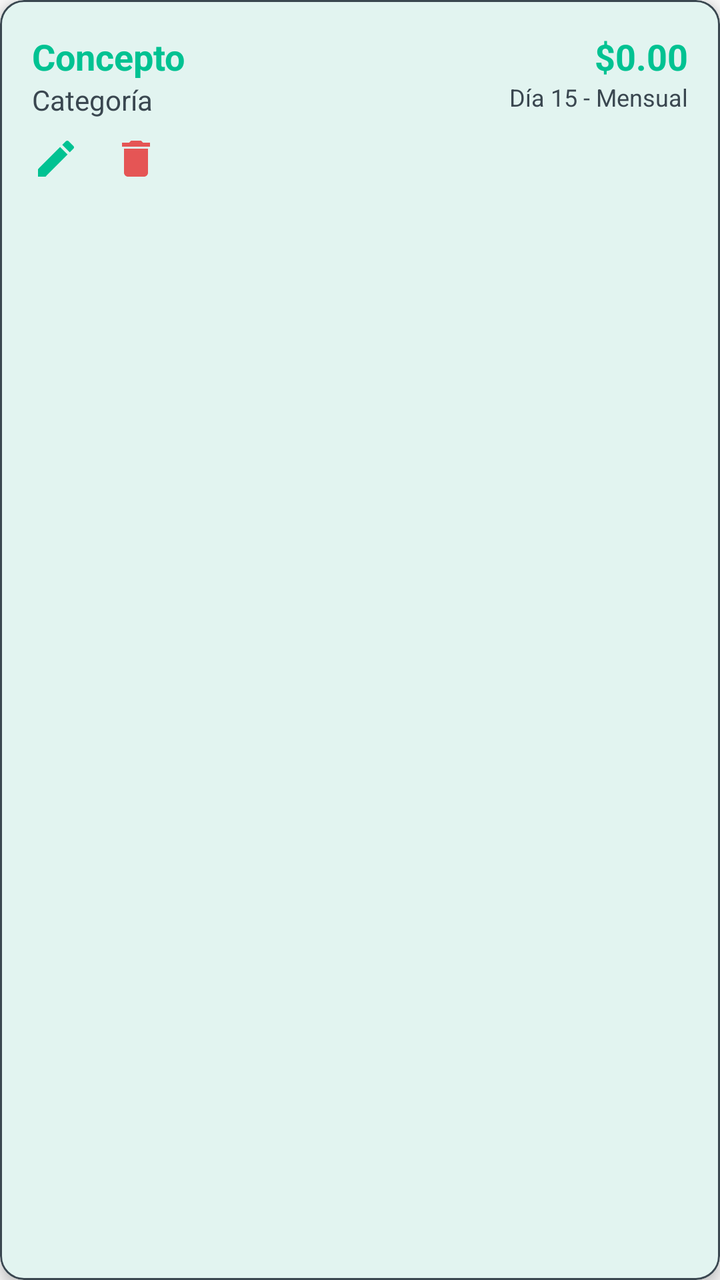
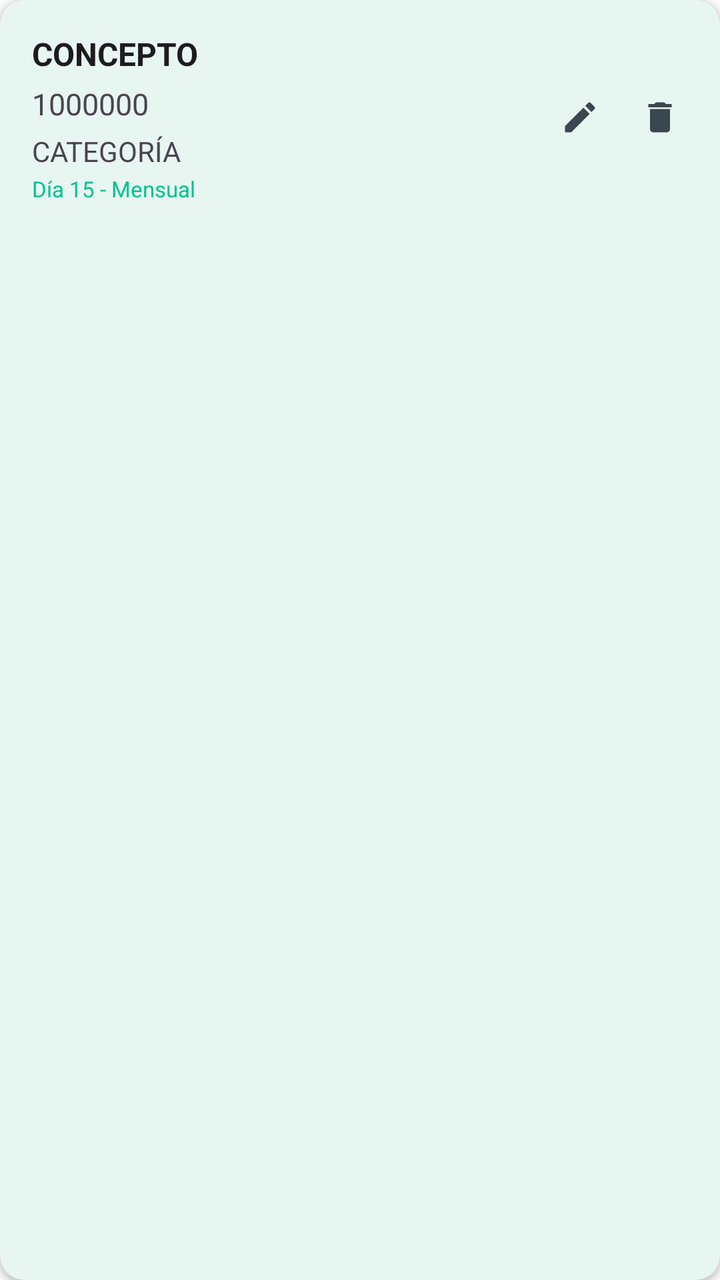

Before-and-after screenshots of an Android layout around one commit, followed by the original layout XML and the change that was made.
<!-- AndroidManifest.xml: application theme Theme.MyLittleFinanControl -->
<!-- res/layout/item_gasto_fijo.xml -->
<?xml version="1.0" encoding="utf-8"?>
<com.google.android.material.card.MaterialCardView xmlns:android="http://schemas.android.com/apk/res/android"
    xmlns:app="http://schemas.android.com/apk/res-auto"
    android:layout_width="match_parent"
    android:layout_height="wrap_content"
    android:layout_marginHorizontal="16dp"
    android:layout_marginVertical="8dp"
    app:cardCornerRadius="12dp"
    app:cardElevation="4dp"
    app:strokeColor="@color/secondary"
    app:strokeWidth="1dp">

    <RelativeLayout
        android:layout_width="match_parent"
        android:layout_height="wrap_content"
        android:padding="16dp">

        <TextView
            android:id="@+id/tv_concepto"
            android:layout_width="wrap_content"
            android:layout_height="wrap_content"
            android:text="Concepto"
            android:textSize="18sp"
            android:textStyle="bold"
            android:textColor="@color/primary"/>

        <TextView
            android:id="@+id/tv_categoria"
            android:layout_width="wrap_content"
            android:layout_height="wrap_content"
            android:layout_below="@id/tv_concepto"
            android:text="Categoría"
            android:textSize="14sp"
            android:textColor="@color/secondary"/>

        <TextView
            android:id="@+id/tv_monto"
            android:layout_width="wrap_content"
            android:layout_height="wrap_content"
            android:layout_alignParentEnd="true"
            android:text="$0.00"
            android:textSize="18sp"
            android:textStyle="bold"
            android:textColor="@color/primary"/>

        <TextView
            android:id="@+id/tv_pago_info"
            android:layout_width="wrap_content"
            android:layout_height="wrap_content"
            android:layout_below="@id/tv_monto"
            android:layout_alignParentEnd="true"
            android:text="Día 15 - Mensual"
            android:textSize="12sp"
            android:textColor="@color/secondary"/>

        <LinearLayout
            android:layout_width="wrap_content"
            android:layout_height="wrap_content"
            android:layout_below="@id/tv_categoria"
            android:layout_marginTop="8dp"
            android:orientation="horizontal">

            <ImageView
                android:id="@+id/iv_editar"
                android:layout_width="24dp"
                android:layout_height="24dp"
                android:src="@drawable/ic_edit"
                app:tint="@color/primary"
                android:layout_marginEnd="16dp"
                android:contentDescription="Editar" />

            <ImageView
                android:id="@+id/iv_eliminar"
                android:layout_width="24dp"
                android:layout_height="24dp"
                android:src="@drawable/ic_delete"
                app:tint="@color/accent_alerta"
                android:contentDescription="Eliminar" />
        </LinearLayout>

    </RelativeLayout>
</com.google.android.material.card.MaterialCardView>
<!-- resources referenced by this layout -->
<resources>
  <color name="accent_alerta">#E55555</color>
  <color name="primary">#00C292</color>
  <color name="secondary">#3A4750</color>
  <!-- drawable ic_delete (drawable) -->
  <vector xmlns:android="http://schemas.android.com/apk/res/android" android:autoMirrored="true" android:height="24dp" android:tint="#1F4F98" android:viewportHeight="24" android:viewportWidth="24" android:width="24dp">
        
      <path android:fillColor="@android:color/white" android:pathData="M6,19c0,1.1 0.9,2 2,2h8c1.1,0 2,-0.9 2,-2V7H6v12zM19,4h-3.5l-1,-1h-5l-1,1H5v2h14V4z"/>
      
  </vector>
  <!-- drawable ic_edit (drawable) -->
  <vector xmlns:android="http://schemas.android.com/apk/res/android" android:autoMirrored="true" android:height="24dp" android:tint="#1F4F98" android:viewportHeight="24" android:viewportWidth="24" android:width="24dp">
        
      <path android:fillColor="@android:color/white" android:pathData="M3,17.25V21h3.75L17.81,9.94l-3.75,-3.75L3,17.25zM20.71,7.04c0.39,-0.39 0.39,-1.02 0,-1.41l-2.34,-2.34c-0.39,-0.39 -1.02,-0.39 -1.41,0l-1.83,1.83 3.75,3.75 1.83,-1.83z"/>
      
  </vector>
  <style name="Theme.MyLittleFinanControl" parent="Base.Theme.MyLittleFinanControl" />
  <style name="Base.Theme.MyLittleFinanControl" parent="Theme.Material3.DayNight.NoActionBar">
          
          <item name="colorPrimary">@color/primary</item>
          <item name="colorOnPrimary">@color/white</item>
          <item name="colorSecondary">@color/secondary</item>
          <item name="colorOnSecondary">@color/white</item>
          
          
          <item name="android:windowBackground">@color/background_light</item>
          <item name="colorSurface">@color/background_light</item>
          
          
          <item name="colorError">@color/accent_alerta</item>
          
          
          <item name="android:statusBarColor">@color/background_light</item>
          <item name="android:windowLightStatusBar">true</item>
      </style>
  <color name="white">#FFFFFFFF</color>
  <color name="background_light">#FAFAFA</color>
</resources>

<!-- the commit's change to res/layout/item_gasto_fijo.xml (unified diff, before → after) -->
@@ -6,75 +6,86 @@
     android:layout_marginHorizontal="16dp"
     android:layout_marginVertical="8dp"
     app:cardCornerRadius="12dp"
-    app:cardElevation="4dp"
-    app:strokeColor="@color/secondary"
-    app:strokeWidth="1dp">
+    app:cardElevation="2dp"
+    app:strokeWidth="0dp">
 
     <RelativeLayout
         android:layout_width="match_parent"
         android:layout_height="wrap_content"
         android:padding="16dp">
 
-        <TextView
-            android:id="@+id/tv_concepto"
+        <LinearLayout
             android:layout_width="wrap_content"
             android:layout_height="wrap_content"
-            android:text="Concepto"
-            android:textSize="18sp"
-            android:textStyle="bold"
-            android:textColor="@color/primary"/>
+            android:layout_alignParentStart="true"
+            android:layout_toStartOf="@+id/ll_acciones"
+            android:orientation="vertical">
 
-        <TextView
-            android:id="@+id/tv_categoria"
-            android:layout_width="wrap_content"
-            android:layout_height="wrap_content"
-            android:layout_below="@id/tv_concepto"
-            android:text="Categoría"
-            android:textSize="14sp"
-            android:textColor="@color/secondary"/>
+            <TextView
+                android:id="@+id/tv_concepto"
+                android:layout_width="wrap_content"
+                android:layout_height="wrap_content"
+                android:text="CONCEPTO"
+                android:textAllCaps="true"
+                android:textSize="16sp"
+                android:textStyle="bold"
+                android:textColor="?attr/colorOnSurface" />
 
-        <TextView
-            android:id="@+id/tv_monto"
+            <TextView
+                android:id="@+id/tv_monto"
+                android:layout_width="wrap_content"
+                android:layout_height="wrap_content"
+                android:layout_marginTop="4dp"
+                android:text="1000000"
+                android:textSize="15sp"
+                android:textColor="?attr/colorOnSurfaceVariant" />
+
+            <TextView
+                android:id="@+id/tv_categoria"
+                android:layout_width="wrap_content"
+                android:layout_height="wrap_content"
+                android:layout_marginTop="4dp"
+                android:text="CATEGORÍA"
+                android:textAllCaps="true"
+                android:textSize="14sp"
+                android:textColor="?attr/colorOnSurfaceVariant" />
+
+            <TextView
+                android:id="@+id/tv_pago_info"
+                android:layout_width="wrap_content"
+                android:layout_height="wrap_content"
+                android:layout_marginTop="2dp"
+                android:text="Día 15 - Mensual"
+                android:textSize="11sp"
+                android:textColor="@color/primary" />
+
+        </LinearLayout>
+
+        <LinearLayout
+            android:id="@+id/ll_acciones"
             android:layout_width="wrap_content"
             android:layout_height="wrap_content"
             android:layout_alignParentEnd="true"
-            android:text="$0.00"
-            android:textSize="18sp"
-            android:textStyle="bold"
-            android:textColor="@color/primary"/>
-
-        <TextView
-            android:id="@+id/tv_pago_info"
-            android:layout_width="wrap_content"
-            android:layout_height="wrap_content"
-            android:layout_below="@id/tv_monto"
-            android:layout_alignParentEnd="true"
-            android:text="Día 15 - Mensual"
-            android:textSize="12sp"
-            android:textColor="@color/secondary"/>
-
-        <LinearLayout
-            android:layout_width="wrap_content"
-            android:layout_height="wrap_content"
-            android:layout_below="@id/tv_categoria"
-            android:layout_marginTop="8dp"
+            android:layout_centerVertical="true"
             android:orientation="horizontal">
 
             <ImageView
                 android:id="@+id/iv_editar"
-                android:layout_width="24dp"
-                android:layout_height="24dp"
+                android:layout_width="28dp"
+                android:layout_height="28dp"
+                android:padding="4dp"
                 android:src="@drawable/ic_edit"
-                app:tint="@color/primary"
-                android:layout_marginEnd="16dp"
+                app:tint="@color/secondary"
+                android:layout_marginEnd="12dp"
                 android:contentDescription="Editar" />
 
             <ImageView
                 android:id="@+id/iv_eliminar"
-                android:layout_width="24dp"
-                android:layout_height="24dp"
+                android:layout_width="28dp"
+                android:layout_height="28dp"
+                android:padding="4dp"
                 android:src="@drawable/ic_delete"
-                app:tint="@color/accent_alerta"
+                app:tint="@color/secondary"
                 android:contentDescription="Eliminar" />
         </LinearLayout>
 
